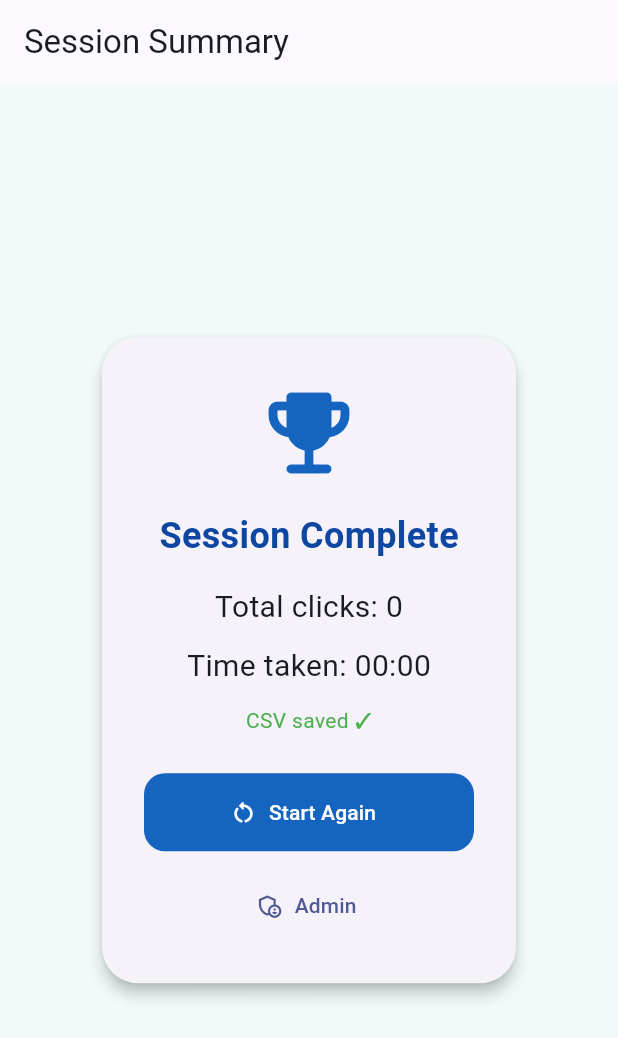
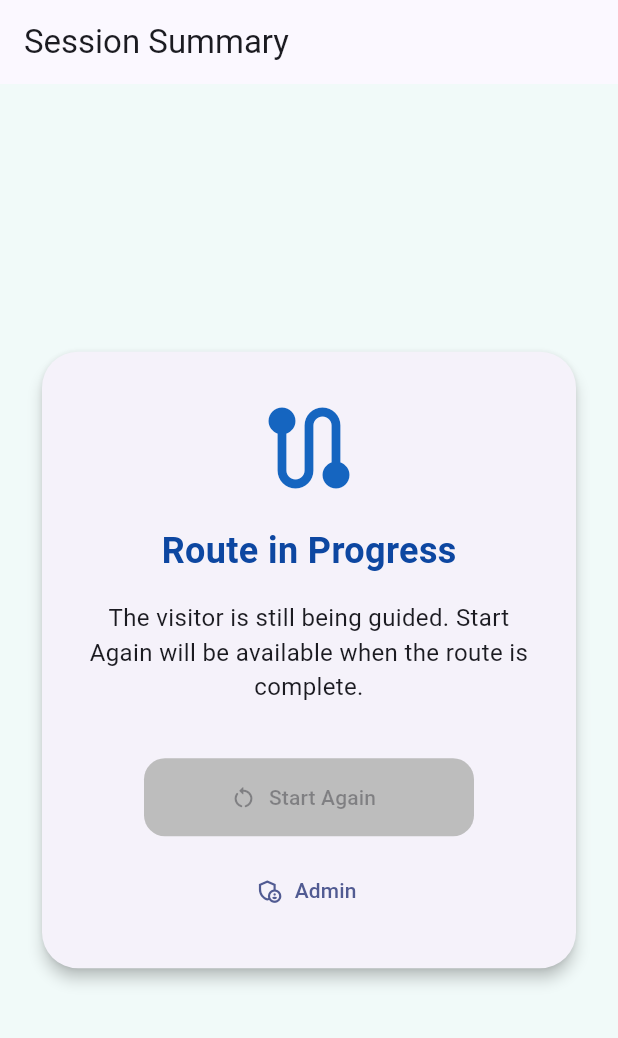
Before and after one commit to JPrisci/Medibot-, a Flutter app: the SessionSummaryPage screen opened directly, on a phone screen of 412 x 824 dp. Shown: the top 1038 px of the screen. Run offline on Flutter 3.47's test engine with Material 3 defaults, Android fonts, the phone set to English and light mode, and no system bars; our stand-ins replace shared_preferences; missing offline and left inert: file_saver; accounts and stored records are empty; network calls fail.

Commit message:
Added changes as per Matt's request - Uses correct API - Sends task reset when resetting tablet (can only happen after task-complete so no interruptions) - Adjusted face screen behaviour - goes idle at end when -task complete.

```diff
--- a/lib/screens/session_summary_page.dart
+++ b/lib/screens/session_summary_page.dart
@@ -1,11 +1,15 @@
+import 'dart:async';
+import 'dart:convert';
+
 import 'package:flutter/material.dart';
+import 'package:http/http.dart' as http;
 
 import '../session_tracker.dart';
+import 'admin_page.dart';
 import 'csv.dart';
 import 'loading_page.dart';
 import 'session_id.dart';
 import 'session_record_store.dart';
-import 'admin_page.dart';
 
 class SessionSummaryPage extends StatefulWidget {
   const SessionSummaryPage({super.key});
@@ -15,39 +19,137 @@ class SessionSummaryPage extends StatefulWidget {
 }
 
 class _SessionSummaryPageState extends State<SessionSummaryPage> {
+  // This is the same build setting used when the booking request is sent.
+  static const _routeApiUrl = String.fromEnvironment(
+    'ROUTE_API_URL',
+    defaultValue: 'http://localhost:8000/route-requests',
+  );
+
   bool _exporting = false;
+  bool _taskComplete = false;
+  bool _resetting = false;
   String? _exportError;
+  String? _resetError;
+  Timer? _taskStateTimer;
+  late final int _sessionClickCount;
+  late final String _sessionElapsedText;
+
+  Uri get _uxStateUrl => Uri.parse(
+    _routeApiUrl,
+  ).replace(path: '/ux-state/latest', query: null);
+
+  Uri get _taskResetUrl => Uri.parse(
+    _routeApiUrl,
+  ).replace(path: '/task-reset', query: null);
 
   @override
   void initState() {
     super.initState();
-    // Session just ended -> export as soon as this screen mounts.
+    final tracker = SessionTracker.instance;
+    _sessionClickCount = tracker.clickCount.value;
+    _sessionElapsedText = tracker.elapsedText;
     WidgetsBinding.instance.addPostFrameCallback((_) => _recordSession());
+    _checkTaskState();
+    _taskStateTimer = Timer.periodic(
+      const Duration(seconds: 2),
+      (_) => _checkTaskState(),
+    );
+  }
+
+  @override
+  void dispose() {
+    _taskStateTimer?.cancel();
+    super.dispose();
+  }
+
+  Future<void> _checkTaskState() async {
+    if (_taskComplete) return;
+
+    try {
+      final response = await http
+          .get(_uxStateUrl)
+          .timeout(const Duration(seconds: 10));
+      if (response.statusCode != 200) return;
+
+      final state = jsonDecode(response.body);
+      if (state is! Map<String, dynamic>) return;
+
+      final taskFinished = state['state'] == 'task_complete' ||
+          state['current_stage'] == 'task_complete';
+      if (!taskFinished || !mounted) return;
+
+      _taskStateTimer?.cancel();
+      SessionTracker.instance.stop();
+      setState(() => _taskComplete = true);
+    } on http.ClientException {
+      // Keep the button disabled until the Coordinator is available again.
+    } on TimeoutException {
+      // Keep the button disabled until the Coordinator is available again.
+    } on FormatException {
+      // Ignore an invalid response and try again on the next poll.
+    }
   }
 
   Future<void> _recordSession() async {
+    if (_exporting) return;
+
     setState(() => _exporting = true);
     try {
-    final tracker = SessionTracker.instance;
       final sessionId = await SessionIdProvider.nextId();
 
       await SessionRecordStore.addRecord({
         'session_id': sessionId,
-      'click_count': tracker.clickCount.value,
-      'elapsed_time': tracker.elapsedText,
+        'click_count': _sessionClickCount,
+        'elapsed_time': _sessionElapsedText,
       });
-  } catch (e) {
-    _exportError = e.toString();
+    } catch (error) {
+      _exportError = error.toString();
     } finally {
       if (mounted) setState(() => _exporting = false);
     }
   }
 
+  Future<void> _startAgain() async {
+    if (!_taskComplete || _resetting) return;
+
+    setState(() {
+      _resetting = true;
+      _resetError = null;
+    });
+
+    try {
+      final response = await http
+          .post(_taskResetUrl)
+          .timeout(const Duration(seconds: 10));
+      if (response.statusCode < 200 || response.statusCode >= 300) {
+        throw _TaskResetException('API returned HTTP ${response.statusCode}');
+      }
+
+      SessionTracker.instance.reset();
+      if (!mounted) return;
+      Navigator.of(context).pushAndRemoveUntil(
+        MaterialPageRoute(builder: (_) => const LoadingPage()),
+        (route) => false,
+      );
+    } on http.ClientException {
+      _showResetError('Could not connect to the Coordinator. Please try again.');
+    } on TimeoutException {
+      _showResetError('The reset request timed out. Please try again.');
+    } on _TaskResetException catch (error) {
+      _showResetError('Could not reset task: ${error.message}');
+    }
+  }
+
+  void _showResetError(String message) {
+    if (!mounted) return;
+    setState(() {
+      _resetting = false;
+      _resetError = message;
+    });
+  }
+
   @override
   Widget build(BuildContext context) {
-    final clickCount = SessionTracker.instance.clickCount.value;
-    final elapsedText = SessionTracker.instance.elapsedText;
-
     return Scaffold(
       backgroundColor: const Color(0xFFF1FAF9),
       appBar: AppBar(
@@ -60,50 +162,90 @@ class _SessionSummaryPageState extends State<SessionSummaryPage> {
           child: Center(
             child: Card(
               elevation: 4,
-              shape: RoundedRectangleBorder(borderRadius: BorderRadius.circular(24)),
+              shape: RoundedRectangleBorder(
+                borderRadius: BorderRadius.circular(24),
+              ),
               child: Padding(
                 padding: const EdgeInsets.all(28),
                 child: Column(
                   mainAxisSize: MainAxisSize.min,
                   children: [
-                    const Icon(Icons.emoji_events_rounded, size: 72, color: Color(0xFF1565C0)),
-                    const SizedBox(height: 16),
-                    const Text(
-                      'Session Complete',
-                      style: TextStyle(fontSize: 24, fontWeight: FontWeight.w700, color: Color(0xFF0D47A1)),
+                    Icon(
+                      _taskComplete
+                          ? Icons.emoji_events_rounded
+                          : Icons.route_rounded,
+                      size: 72,
+                      color: const Color(0xFF1565C0),
                     ),
                     const SizedBox(height: 16),
-                    Text('Total clicks: $clickCount', style: const TextStyle(fontSize: 20)),
+                    Text(
+                      _taskComplete ? 'Session Complete' : 'Route in Progress',
+                      style: const TextStyle(
+                        fontSize: 24,
+                        fontWeight: FontWeight.w700,
+                        color: Color(0xFF0D47A1),
+                      ),
+                    ),
+                    const SizedBox(height: 16),
+                    if (_taskComplete) ...[
+                      Text(
+                        'Total clicks: $_sessionClickCount',
+                        style: const TextStyle(fontSize: 20),
+                      ),
                       const SizedBox(height: 10),
-                    Text('Time taken: $elapsedText', style: const TextStyle(fontSize: 20)),
+                      Text(
+                        'Time taken: $_sessionElapsedText',
+                        style: const TextStyle(fontSize: 20),
+                      ),
+                    ] else
+                      const Text(
+                        'The visitor is still being guided. Start Again will be available when the route is complete.',
+                        textAlign: TextAlign.center,
+                        style: TextStyle(fontSize: 16),
+                      ),
                     const SizedBox(height: 12),
-                    if (_exporting)
-                      const Text('Saving CSV…', style: TextStyle(fontSize: 14, color: Colors.grey))
-                    else if (_exportError != null)
-                      Text('CSV export failed: $_exportError',
-                          style: const TextStyle(fontSize: 13, color: Colors.red))
-                    else
-                      const Text('CSV saved ✓', style: TextStyle(fontSize: 14, color: Colors.green)),
+                    if (_taskComplete && _exporting)
+                      const Text(
+                        'Saving CSV...',
+                        style: TextStyle(fontSize: 14, color: Colors.grey),
+                      )
+                    else if (_taskComplete && _exportError != null)
+                      Text(
+                        'CSV export failed: $_exportError',
+                        style: const TextStyle(fontSize: 13, color: Colors.red),
+                      )
+                    else if (_taskComplete)
+                      const Text(
+                        'CSV saved',
+                        style: TextStyle(fontSize: 14, color: Colors.green),
+                      ),
                     const SizedBox(height: 24),
                     FilledButton.icon(
-                      onPressed: () {
-                        SessionTracker.instance.reset();
-                        Navigator.of(context).pushAndRemoveUntil(
-                          MaterialPageRoute(builder: (_) => const LoadingPage()),
-                          (route) => false,
-                        );
-                      },
+                      onPressed: _taskComplete && !_resetting
+                          ? _startAgain
+                          : null,
                       icon: const Icon(Icons.restart_alt_rounded),
-                      label: const Padding(
-                        padding: EdgeInsets.symmetric(vertical: 12),
-                        child: Text('Start Again'),
+                      label: Padding(
+                        padding: const EdgeInsets.symmetric(vertical: 12),
+                        child: Text(_resetting ? 'Resetting...' : 'Start Again'),
                       ),
                       style: FilledButton.styleFrom(
                         backgroundColor: const Color(0xFF1565C0),
+                        disabledBackgroundColor: Colors.grey.shade400,
                         minimumSize: const Size(220, 52),
-                        shape: RoundedRectangleBorder(borderRadius: BorderRadius.circular(14)),
+                        shape: RoundedRectangleBorder(
+                          borderRadius: BorderRadius.circular(14),
                         ),
                       ),
+                    ),
+                    if (_resetError != null) ...[
+                      const SizedBox(height: 12),
+                      Text(
+                        _resetError!,
+                        textAlign: TextAlign.center,
+                        style: const TextStyle(fontSize: 13, color: Colors.red),
+                      ),
+                    ],
                     const SizedBox(height: 12),
                     TextButton.icon(
                       onPressed: () {
@@ -124,3 +266,9 @@ class _SessionSummaryPageState extends State<SessionSummaryPage> {
     );
   }
 }
+
+class _TaskResetException implements Exception {
+  const _TaskResetException(this.message);
+
+  final String message;
+}
```
Also changed, not shown: 3 other files. Lines whose indentation alone changed are shown as unchanged.
